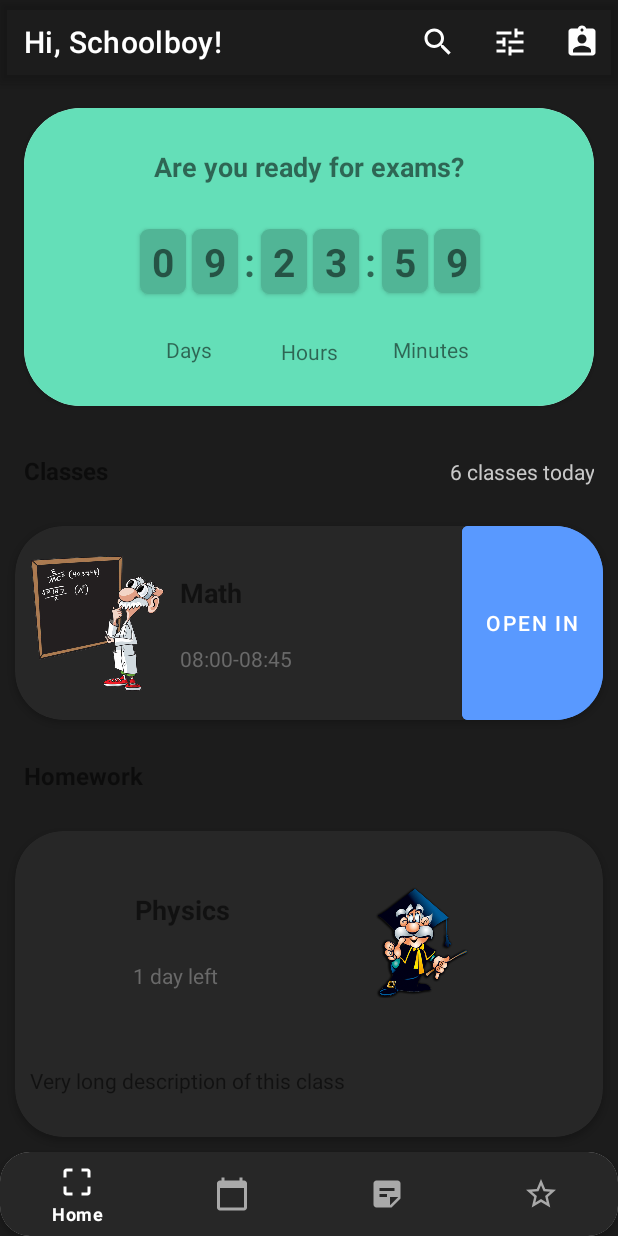
After one commit to Bai777/MyLessonSchedule, an Android app: the fragment HomeFragment shown on its own in the app's theme, on a phone screen of 412 x 824 dp. The commit adds this screen. Run offline under Robolectric (Android 15) with nearby library versions, the phone set to English and light mode, and no system bars; our stand-ins replace RxJava.

Commit message:
сдаю дз

```diff
--- /dev/null
+++ b/app/src/main/java/com/example/mylessonschedule/ui/fragmenthome/HomeClassesRecyclerAdapter.kt
@@ -0,0 +1,70 @@
+package com.example.mylessonschedule.ui.fragmenthome
+
+import android.view.LayoutInflater
+import android.view.View
+import android.view.ViewGroup
+import androidx.recyclerview.widget.RecyclerView
+import com.example.mylessonschedule.R
+import com.example.mylessonschedule.databinding.ItemClassLayoutBinding
+import com.example.mylessonschedule.domain.Class
+
+class HomeClassesRecyclerAdapter :
+    RecyclerView.Adapter<HomeClassesRecyclerAdapter.ClassesViewHolder>() {
+
+    private var dataList: MutableList<Class> = mutableListOf()
+
+    private var onItemViewClickListener: HomeFragment.OnItemViewClickListener? = null
+
+    override fun onCreateViewHolder(parent: ViewGroup, viewType: Int): ClassesViewHolder {
+        val binding = ItemClassLayoutBinding.inflate(
+            LayoutInflater.from(parent.context),
+            parent,
+            false
+        )
+        return ClassesViewHolder(binding)
+    }
+
+    override fun onBindViewHolder(holder: ClassesViewHolder, position: Int) {
+        holder.bind(dataList[position], position)
+    }
+
+    override fun getItemCount(): Int {
+        return dataList.size
+    }
+
+    inner class ClassesViewHolder(private val binding: ItemClassLayoutBinding) :
+        RecyclerView.ViewHolder(binding.root) {
+
+        fun bind(data: Class, position: Int) {
+            binding.apply {
+                title.text = data.title
+                time.text = data.time
+                if (position == 0) openInBtn.visibility = View.VISIBLE
+                when (data.title) {
+                    "History" -> icon.setImageResource(R.drawable.history)
+                    "Sport" -> icon.setImageResource(R.drawable.sport)
+                    "Physics" -> icon.setImageResource(R.drawable.physics)
+                    "Math" -> icon.setImageResource(R.drawable.math)
+                    else -> icon.setImageResource(R.drawable.literature)
+                }
+                root.setOnClickListener {
+                    onItemViewClickListener?.onItemViewClick(position)
+                }
+            }
+        }
+    }
+
+
+    fun setOnItemViewClickListener(onItemViewClickListener: HomeFragment.OnItemViewClickListener) {
+        this.onItemViewClickListener = onItemViewClickListener
+    }
+
+    fun removeOnItemViewClickListener() {
+        onItemViewClickListener = null
+    }
+
+    fun setData(data: List<Class>) {
+        dataList = data.toMutableList()
+        notifyDataSetChanged()
+    }
+}
--- /dev/null
+++ b/app/src/main/java/com/example/mylessonschedule/ui/fragmenthome/HomeFragment.kt
@@ -0,0 +1,128 @@
+package com.example.mylessonschedule.ui.fragmenthome
+
+import android.os.Bundle
+import android.view.LayoutInflater
+import android.view.View
+import android.view.ViewGroup
+import androidx.fragment.app.Fragment
+import androidx.lifecycle.Observer
+import androidx.lifecycle.ViewModelProvider
+import androidx.recyclerview.widget.LinearLayoutManager
+import com.example.mylessonschedule.R
+import com.example.mylessonschedule.databinding.FragmentMainLayoutBinding
+import com.example.mylessonschedule.domain.ClassesState
+import com.example.mylessonschedule.domain.HomeWorkState
+import com.example.mylessonschedule.ui.MainActivity
+import com.example.mylessonschedule.ui.fragmentclasses.ClassesFragment
+
+
+class HomeFragment : Fragment() {
+
+    private var _binding: FragmentMainLayoutBinding? = null
+    private val binding get() = _binding!!
+
+    private val viewModel: HomeViewModel by lazy {
+        ViewModelProvider(this).get(HomeViewModel::class.java)
+    }
+
+    private val classesAdapter = HomeClassesRecyclerAdapter()
+    private val homeworkAdapter = HomeworkRecyclerAdapter()
+
+    override fun onCreateView(
+        inflater: LayoutInflater, container: ViewGroup?,
+        savedInstanceState: Bundle?,
+    ): View {
+        _binding = FragmentMainLayoutBinding.inflate(inflater, container, false)
+        return binding.root
+    }
+
+    override fun onViewCreated(view: View, savedInstanceState: Bundle?) {
+        super.onViewCreated(view, savedInstanceState)
+        binding.classesRecycler.layoutManager =
+            LinearLayoutManager(requireContext(), LinearLayoutManager.HORIZONTAL, false)
+        binding.homeworkRecycler.layoutManager =
+            LinearLayoutManager(requireContext(), LinearLayoutManager.HORIZONTAL, false)
+        binding.navBar.setOnItemSelectedListener {
+            when (it.itemId) {
+                R.id.classes_nav_bar -> (requireActivity() as MainActivity).startFragment(
+                    ClassesFragment(0)
+                )
+            }
+            return@setOnItemSelectedListener true
+        }
+        workLivedata()
+
+        classesAdapter.setOnItemViewClickListener(object : OnItemViewClickListener {
+            override fun onItemViewClick(classItem: Int) {
+                (requireActivity() as MainActivity).startFragment(ClassesFragment(classItem))
+            }
+        })
+    }
+
+    private fun workLivedata() {
+        binding.classesRecycler.adapter =
+            classesAdapter
+        binding.homeworkRecycler.adapter =
+            homeworkAdapter
+
+        val classesObserver =
+            Observer<ClassesState> { a ->
+                renderClassesData(a)
+            }
+        val homeworkObserver =
+            Observer<HomeWorkState> { a ->
+                renderHomeworkData(a)
+            }
+
+        viewModel.getClassesData().observe(
+            viewLifecycleOwner,
+            classesObserver
+        )
+        viewModel.getHomeworkData().observe(
+            viewLifecycleOwner,
+            homeworkObserver
+        )
+        viewModel.getClasses()
+        viewModel.getHomework()
+    }
+
+    private fun renderClassesData(data: ClassesState) = when (data) {
+        is ClassesState.Success -> {
+            val dataList = data.data
+            binding.loadingLayout.visibility = View.GONE
+            classesAdapter.setData(dataList)
+        }
+        is ClassesState.Loading -> {
+            binding.loadingLayout.visibility = View.VISIBLE
+        }
+        is ClassesState.Error -> {
+            binding.loadingLayout.visibility = View.GONE
+
+        }
+    }
+
+    private fun renderHomeworkData(data: HomeWorkState) = when (data) {
+        is HomeWorkState.Success -> {
+            val dataList = data.data
+            binding.loadingLayout.visibility = View.GONE
+            homeworkAdapter.setData(dataList)
+        }
+        is HomeWorkState.Loading -> {
+            binding.loadingLayout.visibility = View.VISIBLE
+        }
+        is HomeWorkState.Error -> {
+            binding.loadingLayout.visibility = View.GONE
+
+        }
+    }
+
+    interface OnItemViewClickListener {
+        fun onItemViewClick(classItem: Int)
+    }
+
+    override fun onDestroy() {
+        super.onDestroy()
+        _binding = null
+        classesAdapter.removeOnItemViewClickListener()
+    }
+}
--- /dev/null
+++ b/app/src/main/java/com/example/mylessonschedule/ui/fragmenthome/HomeworkRecyclerAdapter.kt
@@ -0,0 +1,56 @@
+package com.example.mylessonschedule.ui.fragmenthome
+
+import android.view.LayoutInflater
+import android.view.ViewGroup
+import androidx.recyclerview.widget.RecyclerView
+import com.example.mylessonschedule.R
+import com.example.mylessonschedule.databinding.ItemHomeworkLayoutBinding
+import com.example.mylessonschedule.domain.HomeWork
+
+
+class HomeworkRecyclerAdapter :
+    RecyclerView.Adapter<HomeworkRecyclerAdapter.HomeworkViewHolder>() {
+
+    private var dataList: MutableList<HomeWork> = mutableListOf()
+
+    override fun onCreateViewHolder(parent: ViewGroup, viewType: Int): HomeworkViewHolder {
+        val binding = ItemHomeworkLayoutBinding.inflate(
+            LayoutInflater.from(parent.context),
+            parent,
+            false
+        )
+        return HomeworkViewHolder(binding)
+    }
+
+    override fun onBindViewHolder(holder: HomeworkViewHolder, position: Int) {
+        holder.bind(dataList[position])
+    }
+
+    override fun getItemCount(): Int {
+        return dataList.size
+    }
+
+    inner class HomeworkViewHolder(private val binding: ItemHomeworkLayoutBinding) :
+        RecyclerView.ViewHolder(binding.root) {
+
+        fun bind(data: HomeWork) {
+            binding.apply {
+                title.text = data.title
+                when (data.title) {
+                    "History" -> icon.setImageResource(R.drawable.history)
+                    "Sport" -> icon.setImageResource(R.drawable.sport)
+                    "Physics" -> icon.setImageResource(R.drawable.physics)
+                    "Math" -> icon.setImageResource(R.drawable.math)
+                    else -> icon.setImageResource(R.drawable.literature)
+                }
+                time.text = data.time
+                description.text = data.description
+            }
+        }
+    }
+
+    fun setData(data: List<HomeWork>) {
+        dataList = data.toMutableList()
+        notifyDataSetChanged()
+    }
+}
--- a/app/src/main/res/layout/item_classes_fragment_layout.xml
+++ b/app/src/main/res/layout/item_classes_fragment_layout.xml
@@ -19,7 +19,8 @@
             android:layout_margin="10dp"
             app:layout_constraintStart_toStartOf="parent"
             app:layout_constraintTop_toTopOf="parent"
-            app:layout_constraintBottom_toBottomOf="parent"/>
+            app:layout_constraintBottom_toBottomOf="parent"
+            android:contentDescription="@string/image_math" />
 
         <TextView
             android:id="@+id/title"
--- a/app/src/main/res/values/strings.xml
+++ b/app/src/main/res/values/strings.xml
@@ -29,4 +29,5 @@
     <string name="greetings">Hi, Schoolboy!</string>
     <!-- TODO: Remove or change this placeholder text -->
     <string name="hello_blank_fragment">Hello blank fragment</string>
+    <string name="image_math">image_math</string>
 </resources>
```
Also changed, not shown: app/src/main/java/com/example/mylessonschedule/ui/MainActivity.kt (+6 -6 lines), app/src/main/java/com/example/mylessonschedule/ui/fragmentclasses/ClassesFragment.kt (+76 -4 lines), app/src/main/java/com/example/mylessonschedule/ui/fragmenthome/FragmentHome.kt (deleted, +0 -34 lines), app/src/main/res/drawable-v24/ic_list.xml (added, +11 -0 lines), app/src/main/res/drawable-v24/ic_quad.xml (added, +11 -0 lines), app/src/main/res/layout/fragment_classes.xml (deleted, +0 -14 lines), app/src/main/res/layout/fragment_classes_layout.xml (added, +55 -0 lines), app/src/main/res/menu/classes_bar_menu.xml (added, +21 -0 lines), app/src/main/res/layout/fragment_main_layout.xml (renamed from app/src/main/res/layout/fragment_home.xml), 1 other file.
